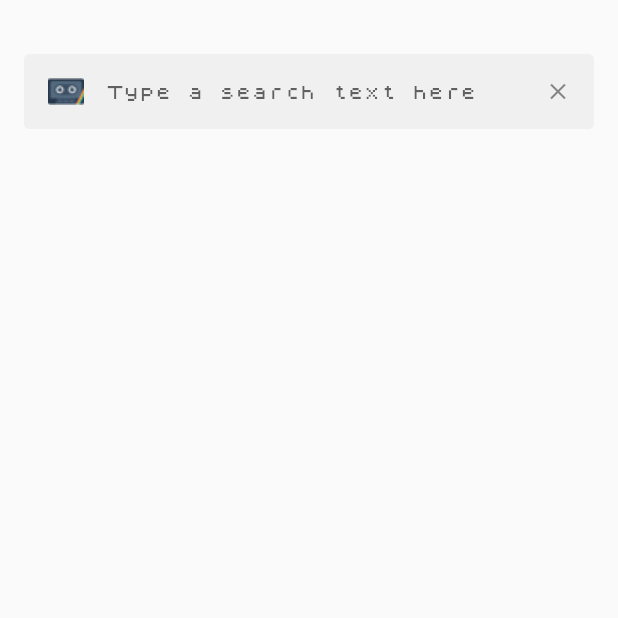
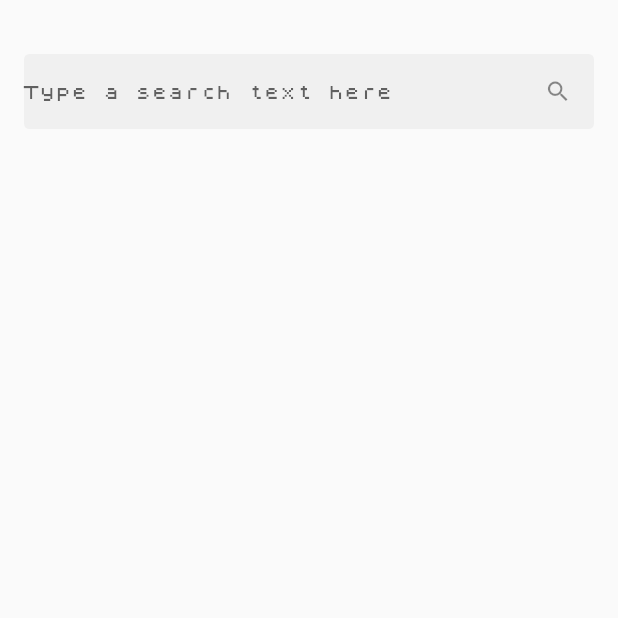
Before and after one commit to semack/zx_tape_player, a Flutter app: the SearchScreen screen opened by its route, on a phone screen of 412 x 824 dp, the top half of it. Run offline on Flutter 3.47's test engine with Material 2 defaults, Android fonts, the phone set to English and light mode, and no system bars; drawn by our look-alikes of flutter_typeahead; our stand-ins replace easy_localization, file_picker, package_info, sprintf; missing offline and left inert: colour; statements that could not run were skipped.

Commit message:
prepared for putting data to listview

```diff
--- a/lib/ui/widgets/search_field.dart
+++ b/lib/ui/widgets/search_field.dart
@@ -36,40 +36,46 @@ class _SearchFieldState extends State<SearchField> {
   }
 
   TextEditingController _textController = TextEditingController();
+  SuggestionsBoxController _suggestionsBoxController =
+      SuggestionsBoxController();
 
   @override
   Widget build(BuildContext context) {
     return Padding(
       padding: EdgeInsets.fromLTRB(16.0, 36.0, 16.0, 4.0),
       child: TypeAheadField(
+          suggestionsBoxController: _suggestionsBoxController,
           textFieldConfiguration: TextFieldConfiguration(
             controller: _textController,
             style: TextStyle(
                 color: Colors.white, fontSize: 18.0, letterSpacing: -0.5),
             autofocus: true,
             cursorColor: Colors.white,
-            onChanged: (text) {
+            onChanged: (text) async {
               if (text.isEmpty) Navigator.pop(context);
             },
             decoration: InputDecoration(
               border: InputBorder.none,
+              prefixIcon: _textController.text.isEmpty
+                  ? null
+                  : IconButton(
+                      icon: Icon(Icons.close, color: Colour("#546B7F")),
+                      onPressed: () {
+                        setState(() {
+                          _textController.clear();
+                        });
+                        Navigator.pop(context);
+                      }),
               suffixIcon: IconButton(
-                  icon: Icon(Icons.close, color: Colour("#546B7F")),
-                  onPressed: () {
-                    setState(() {
-                      _textController.clear();
-                    });
-                    Navigator.pop(context);
+                  icon: Icon(Icons.search, color: Colour("#68AD56")),
+                  onPressed: () async {
+                    _suggestionsBoxController.close();
+                    await doSearch(_textController.text);
                   }),
               hintText: tr('search_hint'),
               filled: true,
               fillColor: Colour('#28384C'),
               isDense: true,
-              prefixIconConstraints:
-                  BoxConstraints(minWidth: 16, minHeight: 16),
-              prefixIcon: Padding(
-                  padding: const EdgeInsets.symmetric(horizontal: 16.0),
-                  child: Image.asset('assets/images/home/search-icon.png')),
               hintStyle: TextStyle(
                 fontSize: 14.0,
                 color: Colour('546B7F'),
@@ -92,8 +98,7 @@ class _SearchFieldState extends State<SearchField> {
           suggestionsBoxDecoration: SuggestionsBoxDecoration(
             hasScrollbar: false,
             elevation: 0,
-            //constraints: BoxConstraints(minWidth: 0, minHeight: 0),
-            constraints: BoxConstraints(minWidth: 200, minHeight: 0),
+            constraints: BoxConstraints(minWidth: 0, minHeight: 0),
             shadowColor: Colors.transparent,
             color: Colour('#546B7F'),
           ),
@@ -137,14 +142,13 @@ class _SearchFieldState extends State<SearchField> {
                       letterSpacing: -0.5,
                     )));
           },
-          onSuggestionSelected: (suggestion) async {
-            var items = await BackendService.getItems(
-                suggestion.text, Definitions.pageSize);
-            var a = items.hits;
-            // Navigator.pushNamed(
-            //     context, PlayerScreen.routeName,
-            //     arguments: suggestion.entryId);
-          }),
+          onSuggestionSelected: (suggestion) async =>
+              await doSearch(suggestion.text)),
     );
   }
+
+  Future doSearch(query) async {
+    var items = await BackendService.getItems(query, Definitions.pageSize);
+    var h = items.hits;
+  }
 }
```
